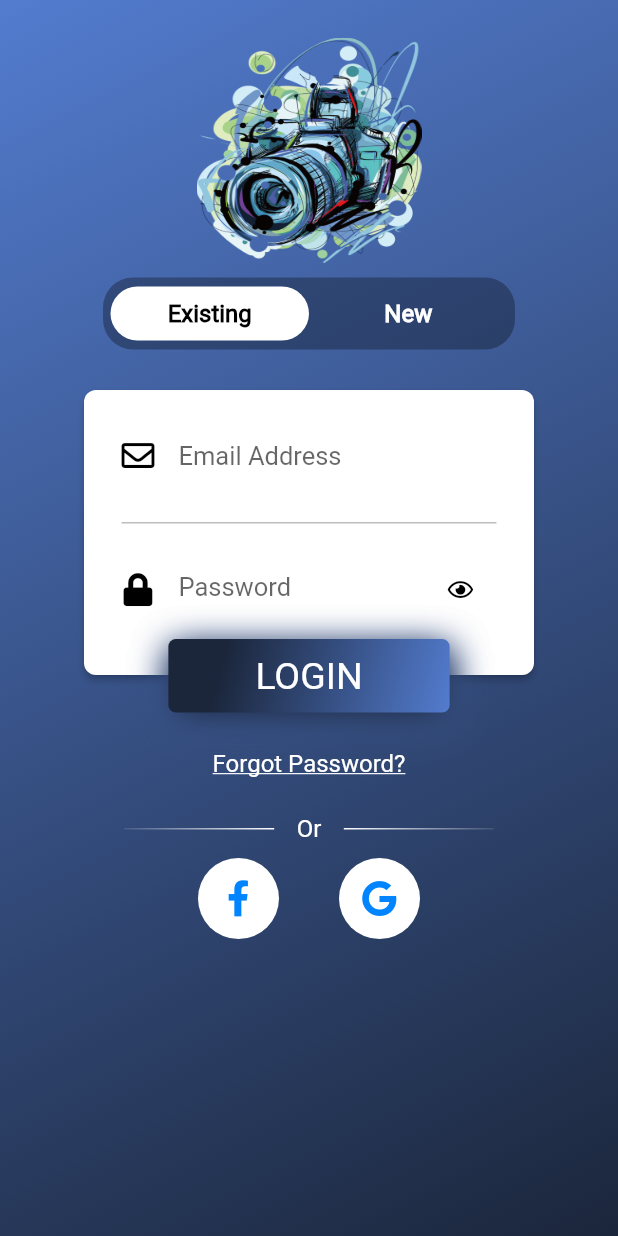
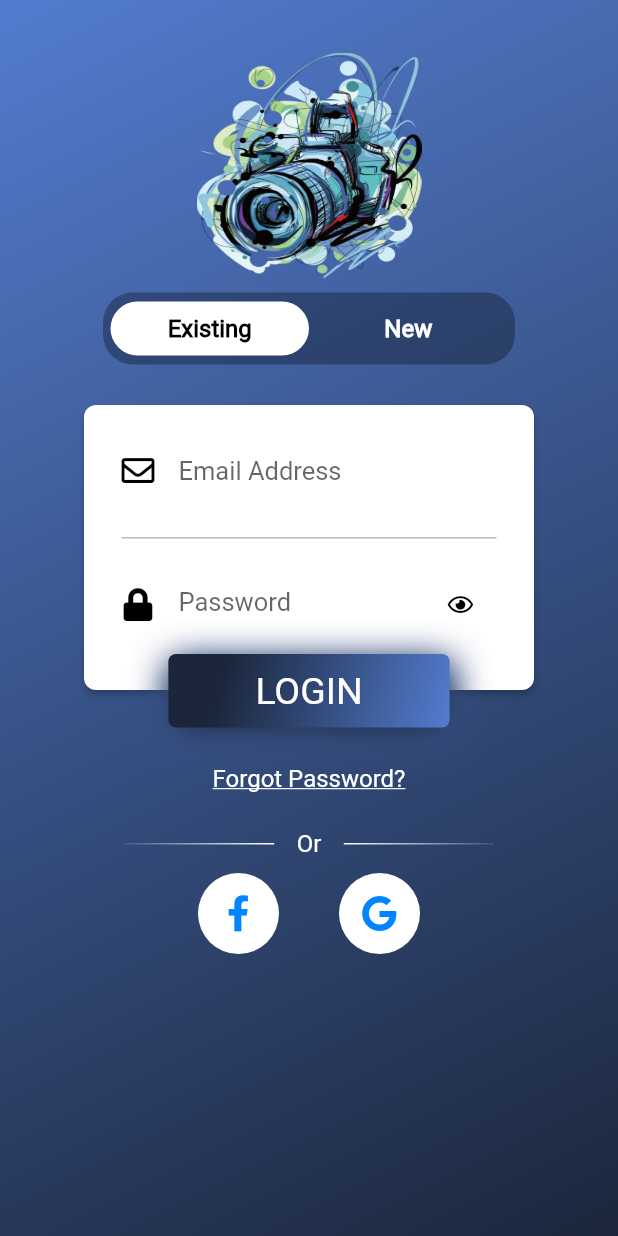
Before and after one commit to swaroopmaddu/asweomeLogin, a Flutter app: the screen it shows after launch, on a phone screen of 412 x 824 dp. Run offline on Flutter 3.47's test engine with Material 2 defaults, Android fonts, the phone set to English and light mode, and no system bars; our stand-ins replace font_awesome_flutter.

Commit message:
Fixed padding

```diff
--- a/lib/util/login.dart
+++ b/lib/util/login.dart
@@ -40,7 +40,7 @@ class _MyLoginState extends State<MyLogin> {
         child: Column(
           children: <Widget>[
             Padding(
-              padding: EdgeInsets.only(top: 25.0),
+              padding: EdgeInsets.only(top: 35.0),
               child: new Image(
                   width: 150.0,
                   height: 150.0,
```
